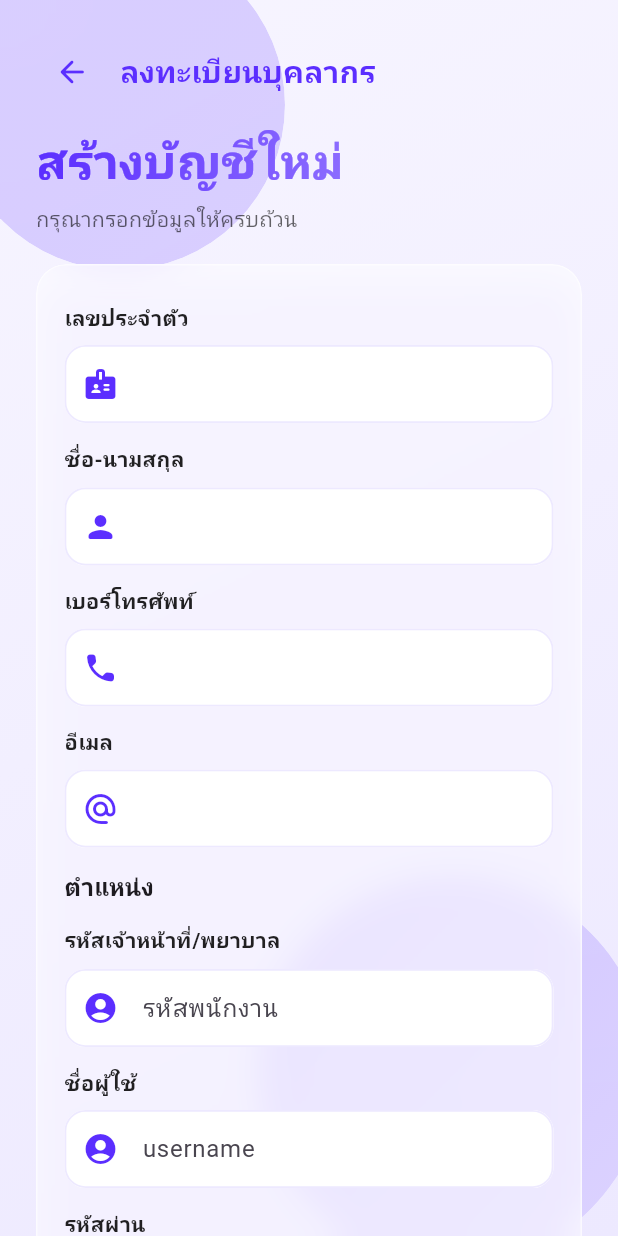
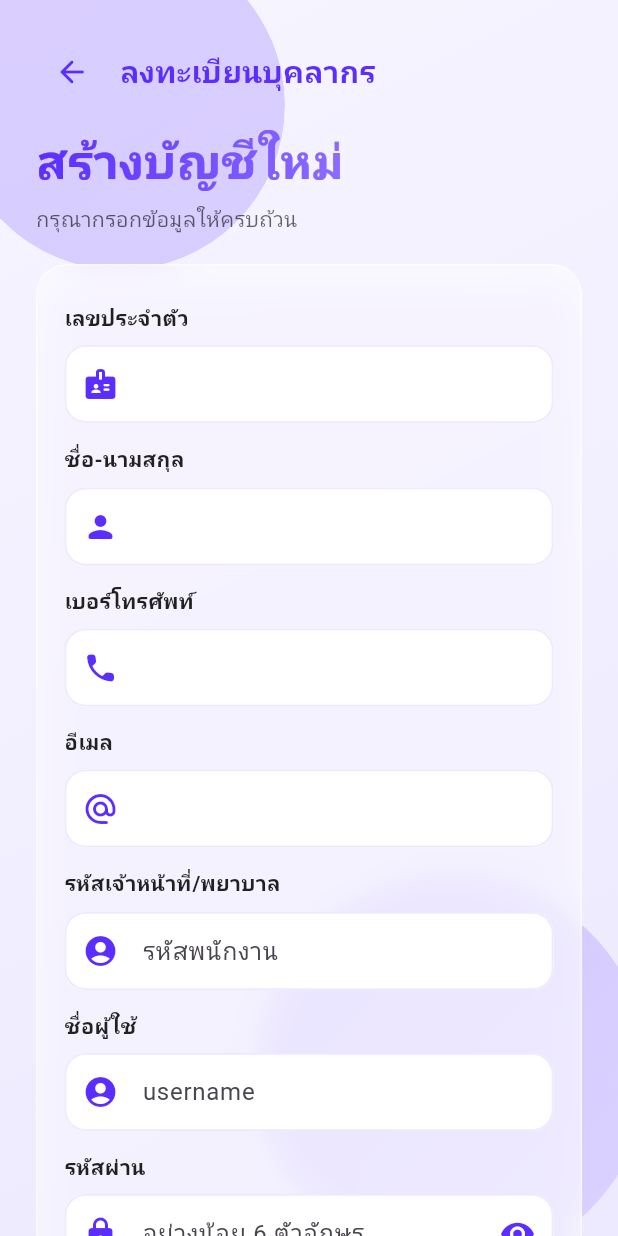
Before and after one commit to AkumaShachi/Application-for-Calling-Patient-Stretcher-in-Hospital, a Flutter app: the RegisterScreen screen opened directly, on a phone screen of 412 x 824 dp. Run offline on Flutter 3.47's test engine with Material 3 defaults, Android fonts, the phone set to English and light mode, and no system bars; our stand-ins replace flutter_dotenv.

Commit message:
fig registerscreen resetpassword

```diff
--- a/flutter_application_1/lib/registerscreen.dart
+++ b/flutter_application_1/lib/registerscreen.dart
@@ -2,6 +2,7 @@
 
 import 'dart:ui';
 import 'package:flutter/material.dart';
+import 'package:flutter/services.dart';
 
 import 'services/regis_functions.dart';
 
@@ -220,15 +221,6 @@ class _RegisterScreenState extends State<RegisterScreen>
           final ok = RegExp(r'^[^@]+@[^@]+\.[^@]+').hasMatch(v);
           return ok ? null : 'รูปแบบอีเมลไม่ถูกต้อง';
         },
-      ),
-      Align(
-        alignment: Alignment.centerLeft,
-        child: Text(
-          'ตำแหน่ง',
-          style: theme.textTheme.titleMedium?.copyWith(
-            fontWeight: FontWeight.w700,
-          ),
-        ),
       ),
       _LabeledField(
         controller: _TokenCtrl,
@@ -521,6 +513,9 @@ class _LabeledField extends StatelessWidget {
             validator:
                 validator ??
                 (v) => (v == null || v.isEmpty) ? 'กรุณากรอก $label' : null,
+            inputFormatters: keyboard == TextInputType.phone
+                ? [FilteringTextInputFormatter.digitsOnly]
+                : null,
             decoration: InputDecoration(
               prefixIcon: icon != null
                   ? Icon(icon, color: _RegisterScreenState.kDeepPurple)
```
Also changed, not shown: flutter_application_1/lib/resetpassword.dart (+14 -2 lines).
